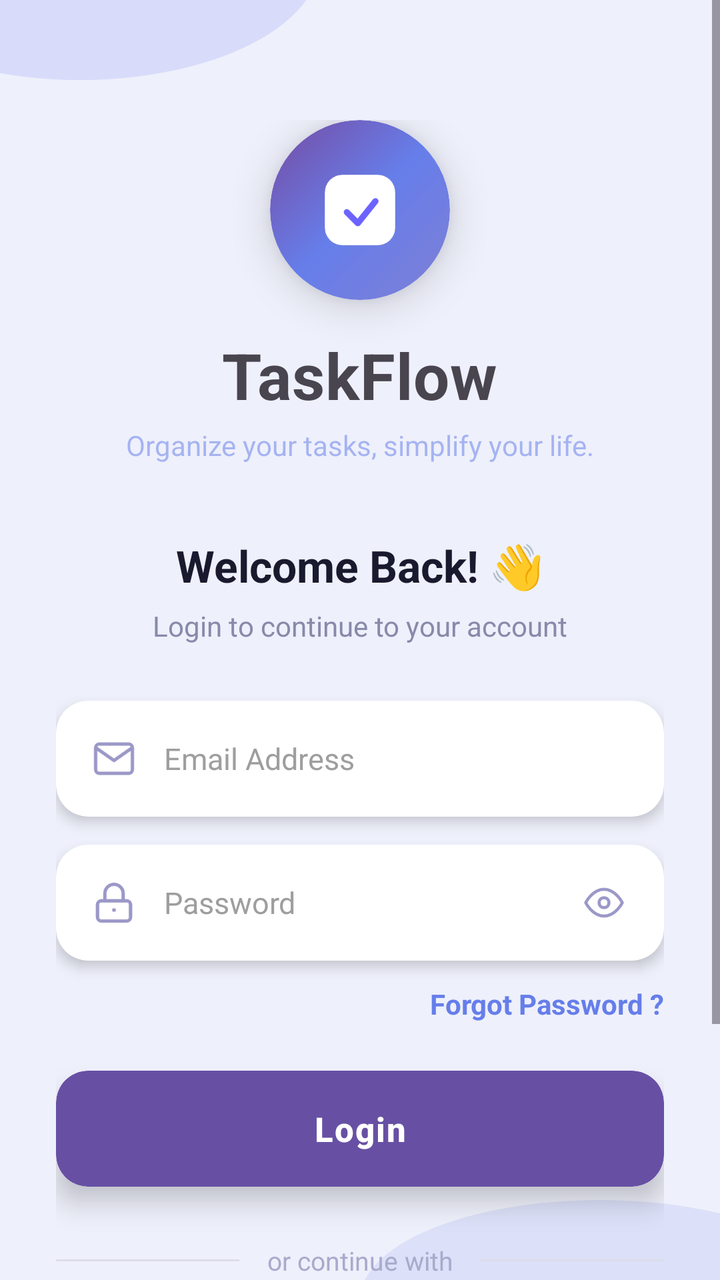
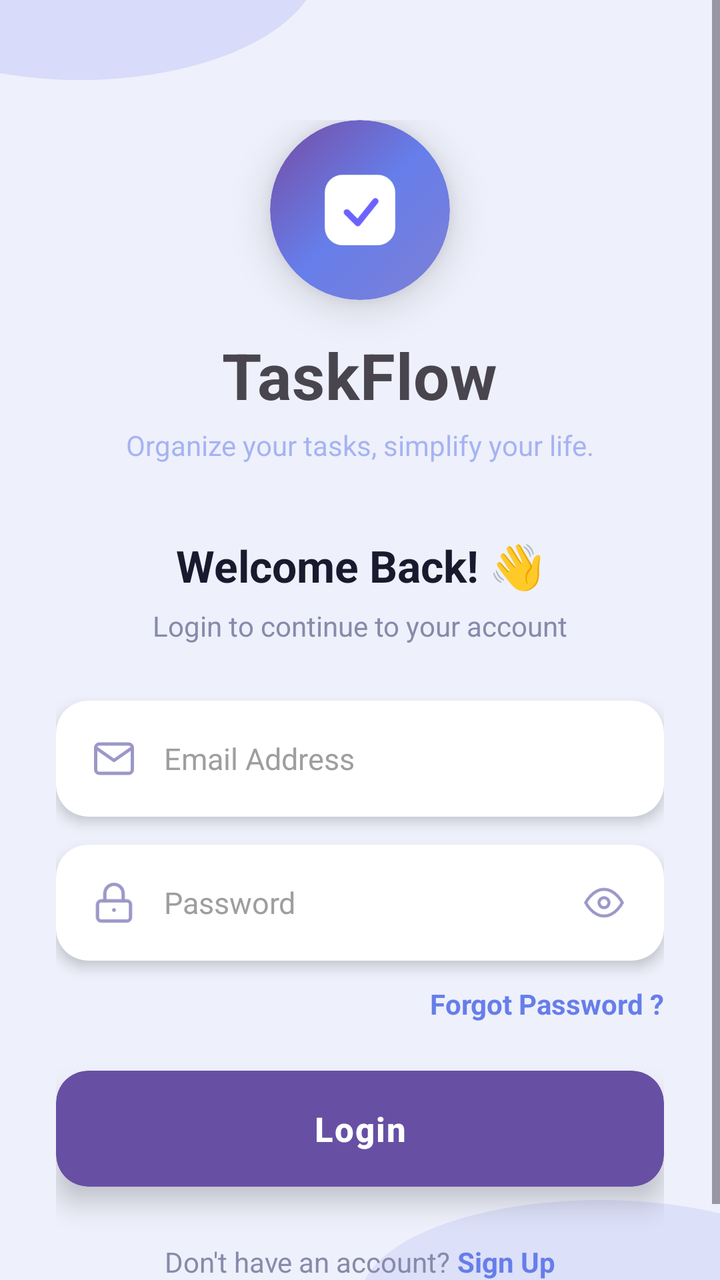

An Android layout rendered at two revisions. The XML below is the earlier revision; the diff shows what the commit changed to produce the second picture.
<!-- AndroidManifest.xml: application theme Theme.Todo -->
<!-- res/layout/fragment_login.xml -->
<?xml version="1.0" encoding="utf-8"?>
<ScrollView xmlns:android="http://schemas.android.com/apk/res/android"
    xmlns:app="http://schemas.android.com/apk/res-auto"
    xmlns:tools="http://schemas.android.com/tools"
    tools:context=".LoginFragment"
    android:layout_width="match_parent"
    android:layout_height="match_parent"
    android:background="@drawable/bg_gradient"
    android:fillViewport="true">

    <androidx.constraintlayout.widget.ConstraintLayout
        android:layout_width="match_parent"
        android:layout_height="wrap_content"
        android:paddingHorizontal="28dp"
        android:paddingTop="60dp"
        android:paddingBottom="40dp">

        
        <androidx.cardview.widget.CardView
            android:id="@+id/cardLogo"
            android:layout_width="90dp"
            android:layout_height="90dp"
            app:cardCornerRadius="45dp"
            app:cardElevation="12dp"
            app:layout_constraintEnd_toEndOf="parent"
            app:layout_constraintStart_toStartOf="parent"
            app:layout_constraintTop_toTopOf="parent">

            <FrameLayout
                android:layout_width="match_parent"
                android:layout_height="match_parent"
                android:background="@drawable/bg_logo_gradient">

                <ImageView
                    android:layout_width="44dp"
                    android:layout_height="44dp"
                    android:layout_gravity="center"
                    android:contentDescription="TaskFlow logo"
                    android:src="@drawable/taskflow_logo" />
            </FrameLayout>
        </androidx.cardview.widget.CardView>

        
        <TextView
            android:id="@+id/tvAppName"
            android:layout_width="wrap_content"
            android:layout_height="wrap_content"
            android:layout_marginTop="16dp"
            android:letterSpacing="0.01"
            android:text="@string/TaskFlow"
            android:textSize="32sp"
            android:textStyle="bold"
            app:layout_constraintEnd_toEndOf="parent"
            app:layout_constraintStart_toStartOf="parent"
            app:layout_constraintTop_toBottomOf="@id/cardLogo" />

        
        <TextView
            android:id="@+id/tvTagline"
            android:layout_width="wrap_content"
            android:layout_height="wrap_content"
            android:layout_marginTop="4dp"
            android:text="@string/OrganizeYourTasksSimplifyYourLife"
            android:textColor="#88667eea"
            android:textSize="14sp"
            app:layout_constraintEnd_toEndOf="parent"
            app:layout_constraintStart_toStartOf="parent"
            app:layout_constraintTop_toBottomOf="@id/tvAppName" />

        
        <TextView
            android:id="@+id/tvWelcome"
            android:layout_width="wrap_content"
            android:layout_height="wrap_content"
            android:layout_marginTop="36dp"
            android:text="@string/WelcomeBack"
            android:textColor="#1a1a2e"
            android:textSize="22sp"
            android:textStyle="bold"
            app:layout_constraintEnd_toEndOf="parent"
            app:layout_constraintStart_toStartOf="parent"
            app:layout_constraintTop_toBottomOf="@id/tvTagline" />

        <TextView
            android:id="@+id/tvSubtitle"
            android:layout_width="wrap_content"
            android:layout_height="wrap_content"
            android:layout_marginTop="6dp"
            android:text="@string/Logintocontinuetoyouraccount"
            android:textColor="#888aaa"
            android:textSize="14sp"
            app:layout_constraintEnd_toEndOf="parent"
            app:layout_constraintStart_toStartOf="parent"
            app:layout_constraintTop_toBottomOf="@id/tvWelcome" />

        
        <androidx.cardview.widget.CardView
            android:id="@+id/cardEmail"
            android:layout_width="0dp"
            android:layout_height="58dp"
            android:layout_marginTop="28dp"
            app:cardBackgroundColor="@android:color/white"
            app:cardCornerRadius="16dp"
            app:cardElevation="4dp"
            app:layout_constraintEnd_toEndOf="parent"
            app:layout_constraintStart_toStartOf="parent"
            app:layout_constraintTop_toBottomOf="@id/tvSubtitle">

            <LinearLayout
                android:layout_width="match_parent"
                android:layout_height="match_parent"
                android:gravity="center_vertical"
                android:orientation="horizontal"
                android:paddingHorizontal="18dp">

                <ImageView
                    android:layout_width="22dp"
                    android:layout_height="22dp"
                    android:contentDescription="Email icon"
                    android:src="@drawable/ic_email"
                     />

                <EditText
                    android:id="@+id/etEmail"
                    android:layout_width="0dp"
                    android:layout_height="match_parent"
                    android:layout_marginStart="14dp"
                    android:layout_weight="1"
                    android:background="@null"
                    android:hint="@string/EmailAddress"
                    android:textColorHint="@color/gray_100"
                    android:imeOptions="actionNext"
                    android:inputType="textEmailAddress"
                    android:singleLine="true"
                    android:textColor="#1a1a2e"
                    android:textSize="15sp" />
            </LinearLayout>
        </androidx.cardview.widget.CardView>

        
        <androidx.cardview.widget.CardView
            android:id="@+id/cardPassword"
            android:layout_width="0dp"
            android:layout_height="58dp"
            android:layout_marginTop="14dp"
            app:cardBackgroundColor="@android:color/white"
            app:cardCornerRadius="16dp"
            app:cardElevation="4dp"
            app:layout_constraintEnd_toEndOf="parent"
            app:layout_constraintStart_toStartOf="parent"
            app:layout_constraintTop_toBottomOf="@id/cardEmail">

            <LinearLayout
                android:layout_width="match_parent"
                android:layout_height="match_parent"
                android:gravity="center_vertical"
                android:orientation="horizontal"
                android:paddingHorizontal="18dp">

                <ImageView
                    android:layout_width="22dp"
                    android:layout_height="22dp"
                    android:contentDescription="Lock icon"
                    android:src="@drawable/ic_lock" />

                <EditText
                    android:id="@+id/etPassword"
                    android:layout_width="0dp"
                    android:layout_height="match_parent"
                    android:layout_marginStart="14dp"
                    android:layout_weight="1"
                    android:background="@null"
                    android:hint="@string/Password"
                    android:textColorHint="@color/gray_100"
                    android:imeOptions="actionDone"
                    android:inputType="textPassword"
                    android:singleLine="true"
                    android:textColor="#1a1a2e"
                    android:textSize="15sp" />

                <ImageView
                    android:id="@+id/ivPasswordToggle"
                    android:layout_width="24dp"
                    android:layout_height="24dp"
                    android:contentDescription="Toggle password visibility"
                    android:padding="2dp"
                    android:src="@drawable/ic_eye"
                 />
            </LinearLayout>
        </androidx.cardview.widget.CardView>

        
        <TextView
            android:id="@+id/tvForgotPassword"
            android:layout_width="wrap_content"
            android:layout_height="wrap_content"
            android:layout_marginTop="12dp"
            android:text="@string/ForgotPassword"
            android:textColor="#667eea"
            android:textSize="14sp"
            android:textStyle="bold"
            app:layout_constraintEnd_toEndOf="parent"
            app:layout_constraintTop_toBottomOf="@id/cardPassword" />

        
        <androidx.cardview.widget.CardView
            android:id="@+id/cardLoginBtn"
            android:layout_width="0dp"
            android:layout_height="58dp"
            android:layout_marginTop="24dp"
            app:cardCornerRadius="16dp"
            app:cardElevation="8dp"
            app:layout_constraintEnd_toEndOf="parent"
            app:layout_constraintStart_toStartOf="parent"
            app:layout_constraintTop_toBottomOf="@id/tvForgotPassword">

            <Button
                android:id="@+id/btnLogin"
                android:layout_width="match_parent"
                android:layout_height="match_parent"
                android:background="@drawable/bg_button_gradient"
                android:letterSpacing="0.04"
                android:stateListAnimator="@null"
                android:text="@string/Login"
                android:textColor="@android:color/white"
                android:textSize="17sp"
                android:textStyle="bold" />
        </androidx.cardview.widget.CardView>

        
        <LinearLayout
            android:id="@+id/llDivider"
            android:layout_width="0dp"
            android:layout_height="wrap_content"
            android:layout_marginTop="28dp"
            android:gravity="center_vertical"
            android:orientation="horizontal"
            app:layout_constraintEnd_toEndOf="parent"
            app:layout_constraintStart_toStartOf="parent"
            app:layout_constraintTop_toBottomOf="@id/cardLoginBtn">

            <View
                android:layout_width="0dp"
                android:layout_height="1dp"
                android:layout_weight="1"
                android:background="#dddde8" />

            <TextView
                android:layout_width="wrap_content"
                android:layout_height="wrap_content"
                android:paddingHorizontal="14dp"
                android:text="@string/OrContinueWith"
                android:textColor="#aaaacc"
                android:textSize="13sp" />

            <View
                android:layout_width="0dp"
                android:layout_height="1dp"
                android:layout_weight="1"
                android:background="#dddde8" />
        </LinearLayout>

        
        <LinearLayout
            android:id="@+id/llSocial"
            android:layout_width="0dp"
            android:layout_height="wrap_content"
            android:layout_marginTop="20dp"
            android:orientation="horizontal"
            app:layout_constraintEnd_toEndOf="parent"
            app:layout_constraintStart_toStartOf="parent"
            app:layout_constraintTop_toBottomOf="@id/llDivider">

            
            <androidx.cardview.widget.CardView
                android:id="@+id/cardGoogle"
                android:layout_width="0dp"
                android:layout_height="54dp"
                android:layout_marginEnd="10dp"
                android:layout_weight="1"
                app:cardBackgroundColor="@android:color/white"
                app:cardCornerRadius="14dp"
                app:cardElevation="4dp">

                <LinearLayout
                    android:layout_width="match_parent"
                    android:layout_height="match_parent"
                    android:gravity="center"
                    android:orientation="horizontal">

                    <ImageView
                        android:layout_width="22dp"
                        android:layout_height="22dp"
                        android:contentDescription="Google"
                        android:src="@drawable/ic_google" />

                    <TextView
                        android:layout_width="wrap_content"
                        android:layout_height="wrap_content"
                        android:layout_marginStart="10dp"
                        android:text="@string/Google"
                        android:textColor="#1a1a2e"
                        android:textSize="15sp"
                        android:textStyle="bold" />
                </LinearLayout>
            </androidx.cardview.widget.CardView>

            
            <androidx.cardview.widget.CardView
                android:id="@+id/cardApple"
                android:layout_width="0dp"
                android:layout_height="54dp"
                android:layout_marginStart="10dp"
                android:layout_weight="1"
                app:cardBackgroundColor="@android:color/white"
                app:cardCornerRadius="14dp"
                app:cardElevation="4dp">

                <LinearLayout
                    android:layout_width="match_parent"
                    android:layout_height="match_parent"
                    android:gravity="center"
                    android:orientation="horizontal">

                    <ImageView
                        android:layout_width="22dp"
                        android:layout_height="22dp"
                        android:contentDescription="Apple"
                        android:src="@drawable/ic_apple" />

                    <TextView
                        android:layout_width="wrap_content"
                        android:layout_height="wrap_content"
                        android:layout_marginStart="10dp"
                        android:text="@string/Apple"
                        android:textColor="#1a1a2e"
                        android:textSize="15sp"
                        android:textStyle="bold" />
                </LinearLayout>
            </androidx.cardview.widget.CardView>
        </LinearLayout>

        
        <LinearLayout
            android:id="@+id/llSignUp"
            android:layout_width="wrap_content"
            android:layout_height="wrap_content"
            android:layout_marginTop="28dp"
            android:gravity="center_vertical"
            android:orientation="horizontal"
            app:layout_constraintEnd_toEndOf="parent"
            app:layout_constraintStart_toStartOf="parent"
            app:layout_constraintTop_toBottomOf="@id/llSocial">

            <TextView
                android:layout_width="wrap_content"
                android:layout_height="wrap_content"
                android:text="@string/NoAccount"
                android:textColor="#888aaa"
                android:textSize="14sp" />

            <TextView
                android:id="@+id/tvSignUp"
                android:layout_width="wrap_content"
                android:layout_height="wrap_content"
                android:text="@string/SignUp"
                android:textColor="#667eea"
                android:textSize="14sp"
                android:textStyle="bold" />
        </LinearLayout>

    </androidx.constraintlayout.widget.ConstraintLayout>
</ScrollView>
<!-- resources referenced by this layout -->
<resources>
  <color name="gray_100">#9E9E9E</color>
  <!-- drawable bg_logo_gradient (drawable) -->
  <?xml version="1.0" encoding="utf-8"?>
  <shape xmlns:android="http://schemas.android.com/apk/res/android"
      android:shape="oval">
      <gradient
          android:type="linear"
          android:angle="135"
          android:startColor="#7F7FD5"
          android:centerColor="#667eea"
          android:endColor="#764ba2" />
  </shape>
  <!-- drawable ic_apple (drawable) -->
  <?xml version="1.0" encoding="utf-8"?>
  <vector xmlns:android="http://schemas.android.com/apk/res/android"
      android:width="20dp"
      android:height="20dp"
      android:viewportWidth="814"
      android:viewportHeight="1000">
      <path
          android:fillColor="#1A1A2E"
          android:pathData="M788.1,340.9c-5.8,4.5 -108.2,62.2 -108.2,190.5 0,148.4 130.3,200.9 134.2,202.2 -0.6,3.2 -20.7,71.9 -68.7,141.9 -42.8,61.6 -87.5,123.1 -155.5,123.1s-85.5,-39.3 -164,-39.3c-76.5,0 -103.7,40.8 -165.9,40.8s-105,-57.8 -155.5,-127.4C46,790.7 0,663.5 0,541.7 0,344.1 116.8,239.9 232.2,239.9c86.5,0 158.5,51.7 213.7,51.7 52.7,0 136.2,-54.1 235,-54.1 37.8,0 130.9,3.2 195.4,68.7C876.1,306.5 788.1,340.9 788.1,340.9zM567.6,172.4c-24.7,28.6 -65.5,51.1 -105.4,51.1 -5.8,0 -11.3,-0.6 -17.2,-1.9 -0.6,-5.2 -0.6,-10.7 -0.6,-16.4 0,-57.8 24.1,-114.6 68.1,-151.4 22,-18.6 57.7,-34.9 88.4,-37.8 0.6,6.4 0.9,12.9 0.9,19.3 0,57.2 -21.4,111.1 -34.2,136.1z"/>
  </vector>
  <!-- drawable ic_google (drawable) -->
  <?xml version="1.0" encoding="utf-8"?>
  <vector xmlns:android="http://schemas.android.com/apk/res/android"
      android:width="20dp"
      android:height="20dp"
      android:viewportWidth="48"
      android:viewportHeight="48">
      <path
          android:fillColor="#EA4335"
          android:pathData="M24 9.5c3.54 0 6.71 1.22 9.21 3.6l6.85-6.85C35.9 2.38 30.47 0 24 0 14.62 0 6.51 5.38 2.56 13.22l7.98 6.19C12.43 13.72 17.74 9.5 24 9.5z"/>
      <path
          android:fillColor="#4285F4"
          android:pathData="M46.98 24.55c0-1.57-.15-3.09-.38-4.55H24v9.02h12.94c-.58 2.96-2.26 5.48-4.78 7.18l7.73 6c4.51-4.18 7.09-10.36 7.09-17.65z"/>
      <path
          android:fillColor="#FBBC05"
          android:pathData="M10.53 28.59c-.48-1.45-.76-2.99-.76-4.59s.27-3.14.76-4.59l-7.98-6.19C.92 16.46 0 20.12 0 24c0 3.88.92 7.54 2.56 10.78l7.97-6.19z"/>
      <path
          android:fillColor="#34A853"
          android:pathData="M24 48c6.48 0 11.93-2.13 15.89-5.81l-7.73-6c-2.15 1.45-4.92 2.3-8.16 2.3-6.26 0-11.57-4.22-13.47-9.91l-7.98 6.19C6.51 42.62 14.62 48 24 48z"/>
  </vector>
  <string name="Apple">Apple</string>
  <string name="EmailAddress">Email Address</string>
  <string name="ForgotPassword">Forgot Password ?</string>
  <string name="Google">Google</string>
  <string name="Login">Login</string>
  <string name="Logintocontinuetoyouraccount">Login to continue to your account</string>
  <string name="NoAccount">"Don't have an account? "</string>
  <string name="OrContinueWith">or continue with</string>
  <string name="OrganizeYourTasksSimplifyYourLife">Organize your tasks, simplify your life.</string>
  <string name="Password">Password</string>
  <string name="SignUp">Sign Up</string>
  <string name="TaskFlow">TaskFlow</string>
  <string name="WelcomeBack">Welcome Back! 👋</string>
  <style name="Theme.Todo" parent="Theme.Material3.DayNight.NoActionBar">
          <item name="android:windowBackground">@drawable/bg_splash_gradient</item>
      </style>
  <!-- drawable bg_splash_gradient (drawable) -->
  <?xml version="1.0" encoding="utf-8"?>
  <shape xmlns:android="http://schemas.android.com/apk/res/android">
      <gradient
          android:startColor="@color/splash_start"
          android:endColor="@color/splash_end"
          android:angle="45"/>
  </shape>
  <color name="splash_start">#5A54F9</color>
  <color name="splash_end">#A27BF7</color>
  <!-- unchanged entries left out for length: 6 -->
</resources>

<!-- the commit's change to res/layout/fragment_login.xml (unified diff, before → after) -->
@@ -227,130 +227,21 @@
                 android:textStyle="bold" />
         </androidx.cardview.widget.CardView>
 
+
+
+
+
         
         <LinearLayout
-            android:id="@+id/llDivider"
-            android:layout_width="0dp"
+            android:id="@+id/llSignUp"
+            android:layout_width="wrap_content"
             android:layout_height="wrap_content"
             android:layout_marginTop="28dp"
             android:gravity="center_vertical"
             android:orientation="horizontal"
             app:layout_constraintEnd_toEndOf="parent"
             app:layout_constraintStart_toStartOf="parent"
-            app:layout_constraintTop_toBottomOf="@id/cardLoginBtn">
-
-            <View
-                android:layout_width="0dp"
-                android:layout_height="1dp"
-                android:layout_weight="1"
-                android:background="#dddde8" />
-
-            <TextView
-                android:layout_width="wrap_content"
-                android:layout_height="wrap_content"
-                android:paddingHorizontal="14dp"
-                android:text="@string/OrContinueWith"
-                android:textColor="#aaaacc"
-                android:textSize="13sp" />
-
-            <View
-                android:layout_width="0dp"
-                android:layout_height="1dp"
-                android:layout_weight="1"
-                android:background="#dddde8" />
-        </LinearLayout>
-
-        
-        <LinearLayout
-            android:id="@+id/llSocial"
-            android:layout_width="0dp"
-            android:layout_height="wrap_content"
-            android:layout_marginTop="20dp"
-            android:orientation="horizontal"
-            app:layout_constraintEnd_toEndOf="parent"
-            app:layout_constraintStart_toStartOf="parent"
-            app:layout_constraintTop_toBottomOf="@id/llDivider">
-
-            
-            <androidx.cardview.widget.CardView
-                android:id="@+id/cardGoogle"
-                android:layout_width="0dp"
-                android:layout_height="54dp"
-                android:layout_marginEnd="10dp"
-                android:layout_weight="1"
-                app:cardBackgroundColor="@android:color/white"
-                app:cardCornerRadius="14dp"
-                app:cardElevation="4dp">
-
-                <LinearLayout
-                    android:layout_width="match_parent"
-                    android:layout_height="match_parent"
-                    android:gravity="center"
-                    android:orientation="horizontal">
-
-                    <ImageView
-                        android:layout_width="22dp"
-                        android:layout_height="22dp"
-                        android:contentDescription="Google"
-                        android:src="@drawable/ic_google" />
-
-                    <TextView
-                        android:layout_width="wrap_content"
-                        android:layout_height="wrap_content"
-                        android:layout_marginStart="10dp"
-                        android:text="@string/Google"
-                        android:textColor="#1a1a2e"
-                        android:textSize="15sp"
-                        android:textStyle="bold" />
-                </LinearLayout>
-            </androidx.cardview.widget.CardView>
-
-            
-            <androidx.cardview.widget.CardView
-                android:id="@+id/cardApple"
-                android:layout_width="0dp"
-                android:layout_height="54dp"
-                android:layout_marginStart="10dp"
-                android:layout_weight="1"
-                app:cardBackgroundColor="@android:color/white"
-                app:cardCornerRadius="14dp"
-                app:cardElevation="4dp">
-
-                <LinearLayout
-                    android:layout_width="match_parent"
-                    android:layout_height="match_parent"
-                    android:gravity="center"
-                    android:orientation="horizontal">
-
-                    <ImageView
-                        android:layout_width="22dp"
-                        android:layout_height="22dp"
-                        android:contentDescription="Apple"
-                        android:src="@drawable/ic_apple" />
-
-                    <TextView
-                        android:layout_width="wrap_content"
-                        android:layout_height="wrap_content"
-                        android:layout_marginStart="10dp"
-                        android:text="@string/Apple"
-                        android:textColor="#1a1a2e"
-                        android:textSize="15sp"
-                        android:textStyle="bold" />
-                </LinearLayout>
-            </androidx.cardview.widget.CardView>
-        </LinearLayout>
-
-        
-        <LinearLayout
-            android:id="@+id/llSignUp"
-            android:layout_width="wrap_content"
-            android:layout_height="wrap_content"
-            android:layout_marginTop="28dp"
-            android:gravity="center_vertical"
-            android:orientation="horizontal"
-            app:layout_constraintEnd_toEndOf="parent"
-            app:layout_constraintStart_toStartOf="parent"
-            app:layout_constraintTop_toBottomOf="@id/llSocial">
+            app:layout_constraintTop_toBottomOf="@+id/cardLoginBtn">
 
             <TextView
                 android:layout_width="wrap_content"
<!-- resource entries referenced after the edit -->
@@ -12,45 +12,11 @@
           android:centerColor="#667eea"
           android:endColor="#764ba2" />
   </shape>
-  <!-- drawable ic_apple (drawable) -->
-  <?xml version="1.0" encoding="utf-8"?>
-  <vector xmlns:android="http://schemas.android.com/apk/res/android"
-      android:width="20dp"
-      android:height="20dp"
-      android:viewportWidth="814"
-      android:viewportHeight="1000">
-      <path
-          android:fillColor="#1A1A2E"
-          android:pathData="M788.1,340.9c-5.8,4.5 -108.2,62.2 -108.2,190.5 0,148.4 130.3,200.9 134.2,202.2 -0.6,3.2 -20.7,71.9 -68.7,141.9 -42.8,61.6 -87.5,123.1 -155.5,123.1s-85.5,-39.3 -164,-39.3c-76.5,0 -103.7,40.8 -165.9,40.8s-105,-57.8 -155.5,-127.4C46,790.7 0,663.5 0,541.7 0,344.1 116.8,239.9 232.2,239.9c86.5,0 158.5,51.7 213.7,51.7 52.7,0 136.2,-54.1 235,-54.1 37.8,0 130.9,3.2 195.4,68.7C876.1,306.5 788.1,340.9 788.1,340.9zM567.6,172.4c-24.7,28.6 -65.5,51.1 -105.4,51.1 -5.8,0 -11.3,-0.6 -17.2,-1.9 -0.6,-5.2 -0.6,-10.7 -0.6,-16.4 0,-57.8 24.1,-114.6 68.1,-151.4 22,-18.6 57.7,-34.9 88.4,-37.8 0.6,6.4 0.9,12.9 0.9,19.3 0,57.2 -21.4,111.1 -34.2,136.1z"/>
-  </vector>
-  <!-- drawable ic_google (drawable) -->
-  <?xml version="1.0" encoding="utf-8"?>
-  <vector xmlns:android="http://schemas.android.com/apk/res/android"
-      android:width="20dp"
-      android:height="20dp"
-      android:viewportWidth="48"
-      android:viewportHeight="48">
-      <path
-          android:fillColor="#EA4335"
-          android:pathData="M24 9.5c3.54 0 6.71 1.22 9.21 3.6l6.85-6.85C35.9 2.38 30.47 0 24 0 14.62 0 6.51 5.38 2.56 13.22l7.98 6.19C12.43 13.72 17.74 9.5 24 9.5z"/>
-      <path
-          android:fillColor="#4285F4"
-          android:pathData="M46.98 24.55c0-1.57-.15-3.09-.38-4.55H24v9.02h12.94c-.58 2.96-2.26 5.48-4.78 7.18l7.73 6c4.51-4.18 7.09-10.36 7.09-17.65z"/>
-      <path
-          android:fillColor="#FBBC05"
-          android:pathData="M10.53 28.59c-.48-1.45-.76-2.99-.76-4.59s.27-3.14.76-4.59l-7.98-6.19C.92 16.46 0 20.12 0 24c0 3.88.92 7.54 2.56 10.78l7.97-6.19z"/>
-      <path
-          android:fillColor="#34A853"
-          android:pathData="M24 48c6.48 0 11.93-2.13 15.89-5.81l-7.73-6c-2.15 1.45-4.92 2.3-8.16 2.3-6.26 0-11.57-4.22-13.47-9.91l-7.98 6.19C6.51 42.62 14.62 48 24 48z"/>
-  </vector>
-  <string name="Apple">Apple</string>
   <string name="EmailAddress">Email Address</string>
   <string name="ForgotPassword">Forgot Password ?</string>
-  <string name="Google">Google</string>
   <string name="Login">Login</string>
   <string name="Logintocontinuetoyouraccount">Login to continue to your account</string>
   <string name="NoAccount">"Don't have an account? "</string>
-  <string name="OrContinueWith">or continue with</string>
   <string name="OrganizeYourTasksSimplifyYourLife">Organize your tasks, simplify your life.</string>
   <string name="Password">Password</string>
   <string name="SignUp">Sign Up</string>
